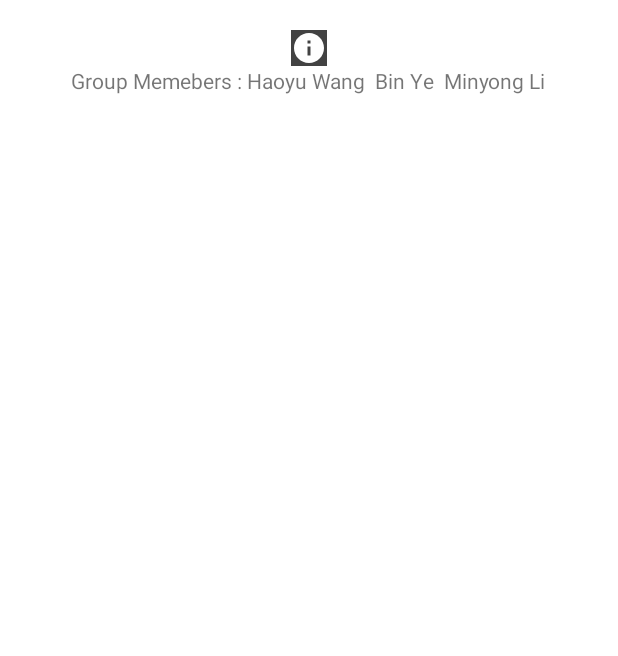
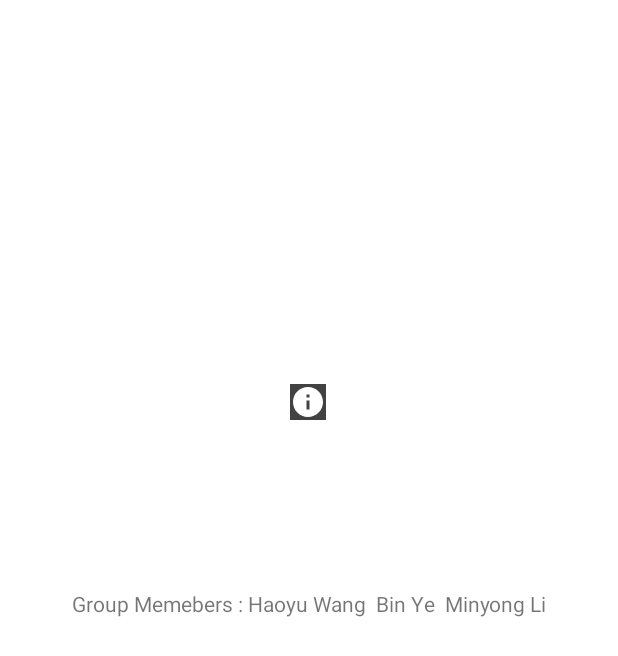
Before and after one commit to by3u20/appcw, an Android app: the fragment About shown on its own in the app's theme, on a phone screen of 412 x 824 dp. Shown: the top 656 px of the screen. Run offline under Robolectric (Android 15) with nearby library versions, the phone set to English and light mode, and no system bars.

Commit message:
add about us

```diff
--- a/app/src/main/java/com/example/delivery1/MainActivity.kt
+++ b/app/src/main/java/com/example/delivery1/MainActivity.kt
@@ -85,6 +85,7 @@ class MainActivity : AppCompatActivity() , NavigationView.OnNavigationItemSelect
 
     override fun onNavigationItemSelected(item: MenuItem): Boolean{
         val intent : Intent = Intent()
+        val about = About()
         when (item.itemId){
             R.id.nav_settings -> {
                 Toast.makeText(this,"Not done yet!",Toast.LENGTH_SHORT).show()
@@ -99,6 +100,9 @@ class MainActivity : AppCompatActivity() , NavigationView.OnNavigationItemSelect
             R.id.nav_share -> {
                 Toast.makeText(this,"Copied!",Toast.LENGTH_SHORT).show()
             }
+            R.id.nav_about ->{
+                makeCurrentFragment(about)
+            }
         }
         val drawerLayout: DrawerLayout = findViewById(R.id.drawerLayout)
         drawerLayout.closeDrawer(GravityCompat.START)
--- a/app/src/main/res/layout/fragment_about.xml
+++ b/app/src/main/res/layout/fragment_about.xml
@@ -1,24 +1,34 @@
 <?xml version="1.0" encoding="utf-8"?>
-<LinearLayout xmlns:android="http://schemas.android.com/apk/res/android"
+<androidx.constraintlayout.widget.ConstraintLayout xmlns:android="http://schemas.android.com/apk/res/android"
+    xmlns:app="http://schemas.android.com/apk/res-auto"
     xmlns:tools="http://schemas.android.com/tools"
-    android:orientation="vertical"
+    android:id="@+id/about_layout"
     android:layout_width="match_parent"
     android:layout_height="match_parent"
-    android:background="@color/white"
-    android:padding="20dp">
+    android:background="@color/white">
 
 
     <ImageView
+        android:id="@+id/imageView2"
         android:layout_width="wrap_content"
         android:layout_height="wrap_content"
-        android:layout_gravity="center_horizontal"
+        android:layout_marginTop="256dp"
         android:background="@color/cardview_dark_background"
-        android:src="@drawable/about" />
+        android:src="@drawable/about"
+        app:layout_constraintEnd_toEndOf="parent"
+        app:layout_constraintHorizontal_bias="0.498"
+        app:layout_constraintStart_toStartOf="parent"
+        app:layout_constraintTop_toTopOf="parent" />
 
     <TextView
+        android:id="@+id/textView"
         android:layout_width="wrap_content"
         android:layout_height="wrap_content"
-        android:layout_gravity="center_horizontal"
-        android:text="@string/about_us_text" />
+        android:text="@string/about_us_text"
+        app:layout_constraintBottom_toBottomOf="parent"
+        app:layout_constraintEnd_toEndOf="parent"
+        app:layout_constraintStart_toStartOf="parent"
+        app:layout_constraintTop_toBottomOf="@+id/imageView2"
+        app:layout_constraintVertical_bias="0.215" />
 
-</LinearLayout>
+</androidx.constraintlayout.widget.ConstraintLayout>
```
